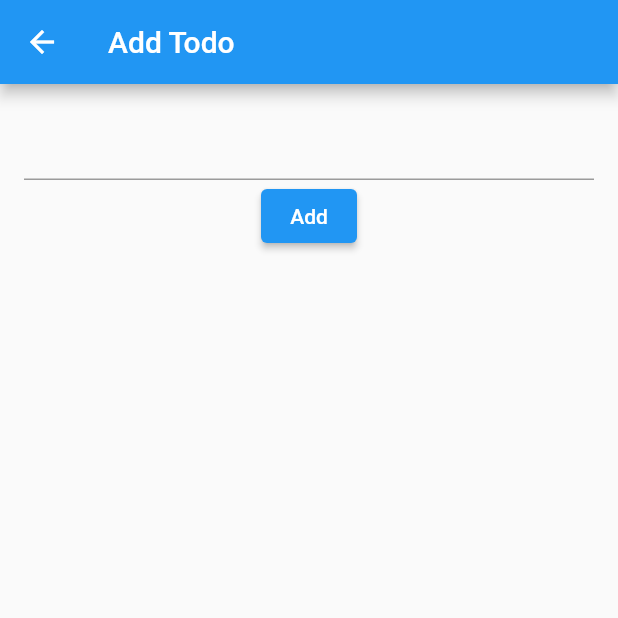
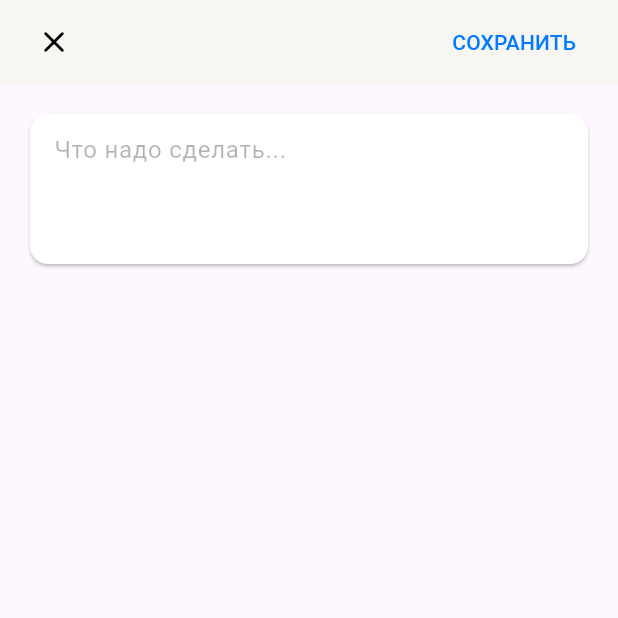
Before and after one commit to Drr4m/To_do_Yandex, a Flutter app: the AddTodoScreen screen opened directly, on a phone screen of 412 x 824 dp, the top half of it. Run offline on Flutter 3.47's test engine with Material 2 defaults, Android fonts, the light colour scheme and no system bars; our stand-ins replace flutter_riverpod.

Commit message:
Added some files :)

```diff
--- a/lib/add_to_do_screen.dart
+++ b/lib/add_to_do_screen.dart
@@ -6,17 +6,59 @@ class AddTodoScreen extends StatelessWidget {
   @override
   Widget build(BuildContext context) {
     return Scaffold(
-      appBar: AppBar(title: Text('Add Todo')),
+      appBar: AppBar(
+        backgroundColor: const Color.fromRGBO(247, 246, 242, 1),
+        leading: Padding(
+          padding: const EdgeInsets.fromLTRB(16, 0, 0, 0),
+          child: IconButton(
+            icon: const Icon(
+              Icons.close_rounded,
+              color: Colors.black,
+              size: 24,
+            ),
+            onPressed: () {
+              Navigator.pop(context);
+            },
+          ),
+        ),
+        actions: [
+          Padding(
+            padding: const EdgeInsets.fromLTRB(0, 0, 16, 0),
+            child: TextButton(
+                onPressed: () {
+                  Navigator.pop(context, _textEditingController.text);
+                },
+                child: const Text('СОХРАНИТЬ',
+                    style: TextStyle(
+                        color: Color.fromRGBO(0, 122, 255, 1),
+                        fontSize: 14,
+                        fontWeight: FontWeight.w500))),
+          )
+        ],
+      ),
       body: Container(
-        padding: EdgeInsets.all(16.0),
+        padding: const EdgeInsets.all(16.0),
         child: Column(
           children: [
-            TextField(controller: _textEditingController),
-            ElevatedButton(
-              onPressed: () {
-                Navigator.pop(context, _textEditingController.text);
-              },
-              child: Text('Add'),
+            Card(
+              color: Colors.white,
+              child: SizedBox(
+                height: 100,
+                child: Padding(
+                  padding: const EdgeInsets.fromLTRB(16, 0, 16, 16),
+                  child: TextField(
+                    decoration: InputDecoration(
+                      hintText: "Что надо сделать...",
+                      hintStyle: TextStyle(color: Color.fromRGBO(0, 0, 0, 0.3)),
+                      border: InputBorder.none,
+                    ),
+                    controller: _textEditingController,
+                    textInputAction: TextInputAction.newline,
+                    keyboardType: TextInputType.multiline,
+                    maxLines: null,
+                  ),
+                ),
+              ),
             ),
           ],
         ),
--- a/lib/main.dart
+++ b/lib/main.dart
@@ -1,25 +1,25 @@
 import 'package:flutter/material.dart';
-import 'package:todoyandex/example.dart';
 import 'package:todoyandex/my_tasks.dart';
+import 'package:flutter_riverpod/flutter_riverpod.dart';
 
-void main() => runApp(const MyApp());
+void main() => runApp(
+      const ProviderScope(
+        child: MyApp(),
+      ),
+    );
 
-class MyApp extends StatefulWidget {
+class MyApp extends ConsumerWidget {
   const MyApp({super.key});
 
   @override
-  State<MyApp> createState() => _MyAppState();
-}
-
-class _MyAppState extends State<MyApp> {
-  @override
-  Widget build(BuildContext context) {
+  Widget build(BuildContext context, WidgetRef ref) {
     return MaterialApp(
       theme: ThemeData(
+        useMaterial3: true,
         fontFamily: 'Roboto',
       ),
       debugShowCheckedModeBanner: false,
-      home: MyTasks(),
+      home: const MyTasks(),
     );
   }
 }
--- a/pubspec.yaml
+++ b/pubspec.yaml
@@ -36,6 +36,7 @@ dependencies:
   # Use with the CupertinoIcons class for iOS style icons.
   cupertino_icons: ^1.0.2
   sliver_tools: ^0.2.10
+  flutter_riverpod: ^2.3.6
 
 dev_dependencies:
   flutter_test:
```
Also changed, not shown: lib/core/themes/my_dismissable_widget.dart (deleted, +0 -44 lines), lib/example.dart (deleted, +0 -89 lines), lib/my_sliver_bar.dart (+29 -34 lines), lib/my_tasks.dart (+126 -48 lines), pubspec.lock.
